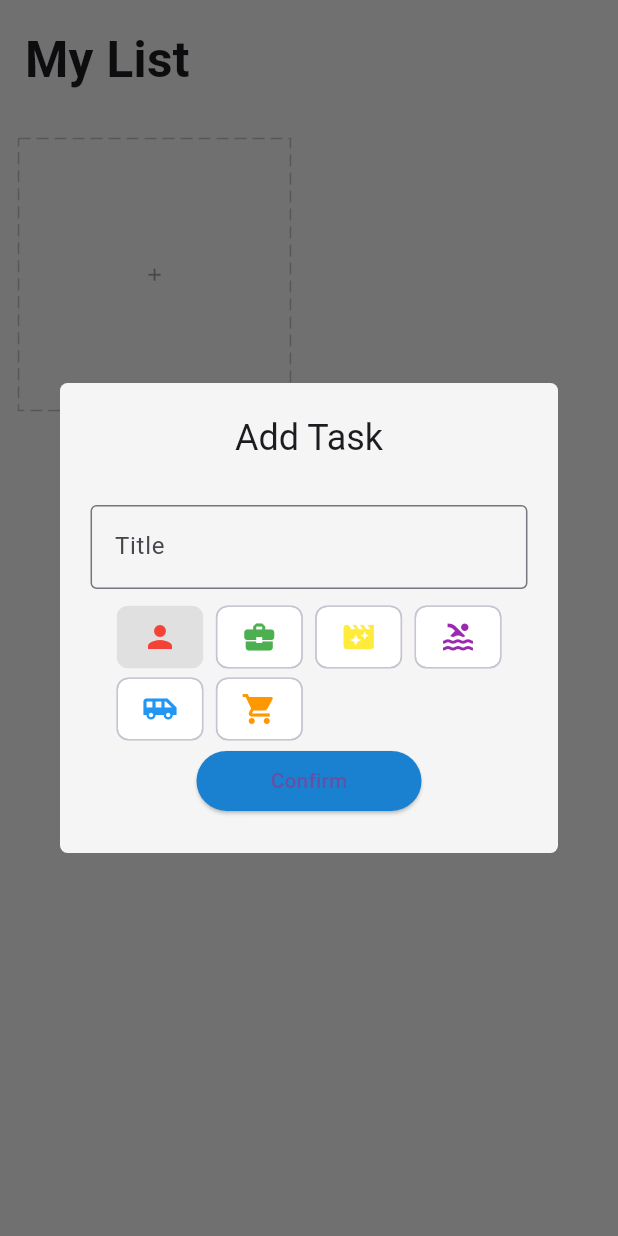
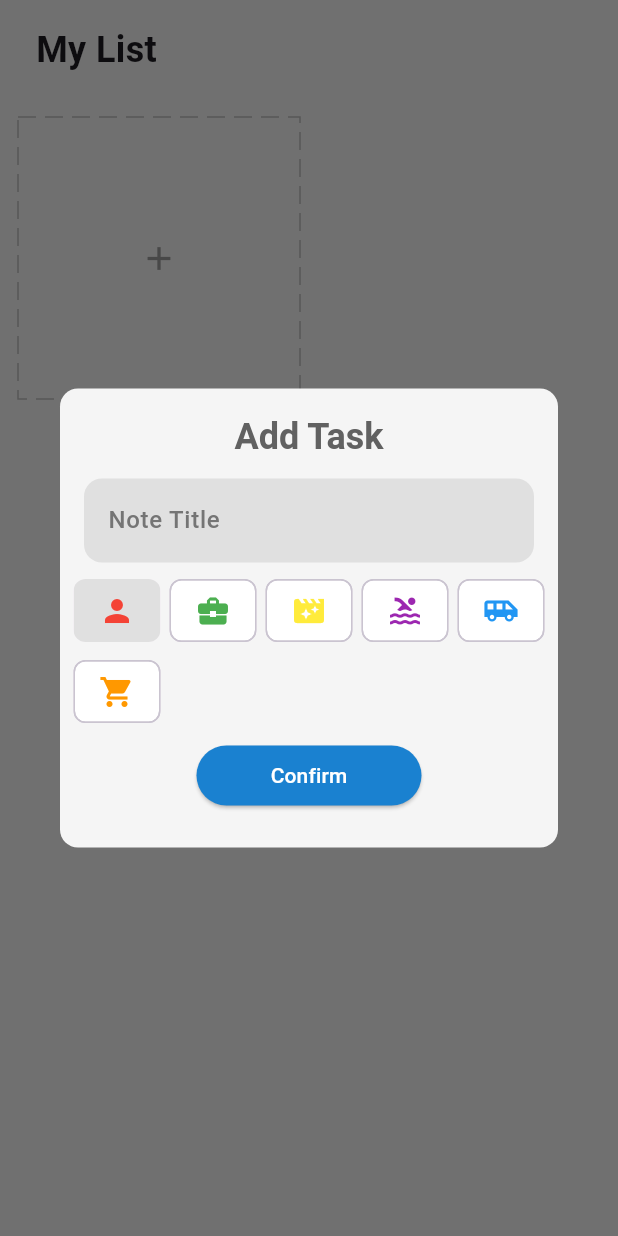
Before and after one commit to Ahmedmahmouddd/Advanced-Todo-App-with-GetX, a Flutter app: the screen it shows after launch, after a tap on the "add" icon, on a phone screen of 412 x 824 dp. Run offline on Flutter 3.47's test engine with Material 3 defaults, Android fonts, the phone set to English and light mode, and no system bars; drawn by our look-alikes of dotted_border; our stand-ins replace device_preview, equatable, flutter_easyloading, get, get_storage, step_progress_indicator.

Commit message:
edit text and padding and styles

```diff
--- a/lib/app/data/services/storage/services.dart
+++ b/lib/app/data/services/storage/services.dart
@@ -6,8 +6,8 @@ class StorageService extends GetxService {
   late GetStorage box;
   Future<StorageService> init() async {
     box = GetStorage();
-    await box.write(taskKey, []);
-    // await box.writeIfNull(taskKey, []);
+    // await box.write(taskKey, []);
+    await box.writeIfNull(taskKey, []);
     return this;
   }
 
--- a/lib/app/modules/home/controller.dart
+++ b/lib/app/modules/home/controller.dart
@@ -20,6 +20,7 @@ class HomeController extends GetxController {
 
   @override
   void onClose() {
+    editingController.dispose();
     super.onClose();
   }
 
--- a/lib/app/modules/home/view.dart
+++ b/lib/app/modules/home/view.dart
@@ -1,8 +1,8 @@
 import 'package:flutter/material.dart';
 import 'package:get/get.dart';
-import 'package:get_x/app/data/models/task.dart';
+// import 'package:get_x/app/data/models/task.dart';
 import 'package:get_x/app/modules/home/controller.dart';
-import 'package:get_x/app/core/utils/extention.dart';
+// import 'package:get_x/app/core/utils/extention.dart';
 import 'package:get_x/app/modules/home/widgets/add_card.dart';
 import 'package:get_x/app/modules/home/widgets/task_card.dart';
 
@@ -16,11 +16,14 @@ class HomePage extends GetView<HomeController> {
       body: SafeArea(
           child: ListView(children: [
         Padding(
-          padding: EdgeInsets.all(4.0.wp),
-          child: Text("My List", style: TextStyle(fontSize: 24.0.sp, fontWeight: FontWeight.bold)),
+          padding: EdgeInsets.symmetric(horizontal: 24.0, vertical: 16),
+          child: Text("My List", style: TextStyle(fontSize: 24.0, fontWeight: FontWeight.bold)),
         ),
         Obx(
           () => GridView.count(
+            mainAxisSpacing: 12,
+            crossAxisSpacing: 12,
+            padding: const EdgeInsets.all(12.0),
             crossAxisCount: 2,
             shrinkWrap: true,
             physics: const ClampingScrollPhysics(),
--- a/lib/app/modules/home/widgets/add_card.dart
+++ b/lib/app/modules/home/widgets/add_card.dart
@@ -15,30 +15,42 @@ class AddCard extends StatelessWidget {
   @override
   Widget build(BuildContext context) {
     final icons = getIcons();
-    var squareWidth = Get.width - 12.0.wp;
+    var squareWidth = Get.width - 12.0;
     return Container(
       width: squareWidth / 2,
       height: squareWidth / 2,
-      margin: EdgeInsets.all(3.0.wp),
+      decoration: BoxDecoration(
+        borderRadius: BorderRadius.circular(12),
+      ),
       child: InkWell(
         onTap: () async {
           Get.defaultDialog(
               backgroundColor: Colors.grey[100],
-              titlePadding: EdgeInsets.symmetric(vertical: 5.0.wp),
-              radius: 5,
+              titlePadding: EdgeInsets.only(top: 16.0, bottom: 4),
+              radius: 12,
               title: "Add Task",
+              titleStyle: TextStyle(fontWeight: FontWeight.w600, color: Colors.grey[700]),
               content: Form(
                   key: homeController.formKey,
                   child: Column(
                     children: [
                       Padding(
-                        padding: EdgeInsets.symmetric(horizontal: 3.0.wp),
+                        padding: EdgeInsets.symmetric(horizontal: 8.0),
                         child: TextFormField(
+                          style: TextStyle(color: Colors.grey[700], fontWeight: FontWeight.w500),
                           controller: homeController.editingController,
                           decoration: InputDecoration(
-                            border: OutlineInputBorder(),
-                            labelText: "Title ",
+                            border: OutlineInputBorder(
+                              borderRadius: BorderRadius.circular(12),
+                              borderSide: BorderSide.none,
+                            ),
+                            filled: true,
+                            labelStyle: TextStyle(color: Colors.grey[600], fontWeight: FontWeight.w500),
+                            fillColor: Colors.grey[300],
+                            labelText: "Note Title",
                           ),
+                          cursorColor: Colors.grey[600],
+                          cursorWidth: 2,
                           validator: (value) {
                             if (value == null || value.trim().isEmpty) {
                               return "Please enter title";
@@ -49,7 +61,8 @@ class AddCard extends StatelessWidget {
                       ),
                       SizedBox(height: 8),
                       Wrap(
-                        spacing: 2.0.wp,
+                        spacing: 6.0,
+                        runSpacing: 6,
                         children: icons
                             .map((e) => Obx(() {
                                   final index = icons.indexOf(e);
@@ -67,6 +80,7 @@ class AddCard extends StatelessWidget {
                                 }))
                             .toList(),
                       ),
+                      SizedBox(height: 8),
                       ElevatedButton(
                           style: ElevatedButton.styleFrom(
                             backgroundColor: blue,
@@ -85,7 +99,7 @@ class AddCard extends StatelessWidget {
                                   : EasyLoading.showError("Duplicated Task");
                             }
                           },
-                          child: Text('Confirm'))
+                          child: Text('Confirm', style: TextStyle(color: Colors.white)))
                     ],
                   )));
           homeController.editingController.clear();
@@ -93,10 +107,8 @@ class AddCard extends StatelessWidget {
         },
         child: DottedBorder(
             color: Colors.grey[400]!,
-            dashPattern: const [8, 4],
-            child: Center(
-              child: Icon(Icons.add, size: 10.0.sp, color: Colors.grey),
-            )),
+            dashPattern: const [12, 6],
+            child: Center(child: Icon(Icons.add, size: 26.0, color: Colors.grey))),
       ),
     );
   }
--- a/lib/main.dart
+++ b/lib/main.dart
@@ -3,27 +3,31 @@ import 'package:flutter_easyloading/flutter_easyloading.dart';
 import 'package:get/get.dart';
 import 'package:get_storage/get_storage.dart';
 import 'package:get_x/app/data/services/storage/services.dart';
+import 'package:device_preview/device_preview.dart';
+
 import 'package:get_x/app/modules/home/binding.dart';
 import 'package:get_x/app/modules/home/view.dart';
-
 
 void main() async {
   await GetStorage.init();
   await Get.putAsync(() => StorageService().init());
-  runApp(MyApp());
+  runApp(DevicePreview(
+    enabled: true,
+    builder: (context) => MyApp(),
+  ));
 }
 
 class MyApp extends StatelessWidget {
-  const MyApp({super.key});
-
   @override
   Widget build(BuildContext context) {
     return GetMaterialApp(
-      initialBinding: HomeBinding(),
       title: 'Todo List using GetX',
       debugShowCheckedModeBanner: false,
+      initialBinding: HomeBinding(),
       home: HomePage(),
-      builder: EasyLoading.init(),
+      builder: (context, child) {
+        return DevicePreview.appBuilder(context, EasyLoading.init()(context, child));
+      },
     );
   }
 }
--- a/pubspec.yaml
+++ b/pubspec.yaml
@@ -29,6 +29,7 @@ environment:
 # versions available, run `flutter pub outdated`.
 dependencies:
   cupertino_icons: ^1.0.8
+  device_preview: ^1.2.0
   dotted_border: ^2.1.0
   equatable: ^2.0.7
   flutter:
```
Also changed, not shown: lib/app/core/utils/extention.dart (+4 -4 lines), lib/app/modules/home/widgets/task_card.dart (+18 -20 lines), pubspec.lock, 1 other file.
